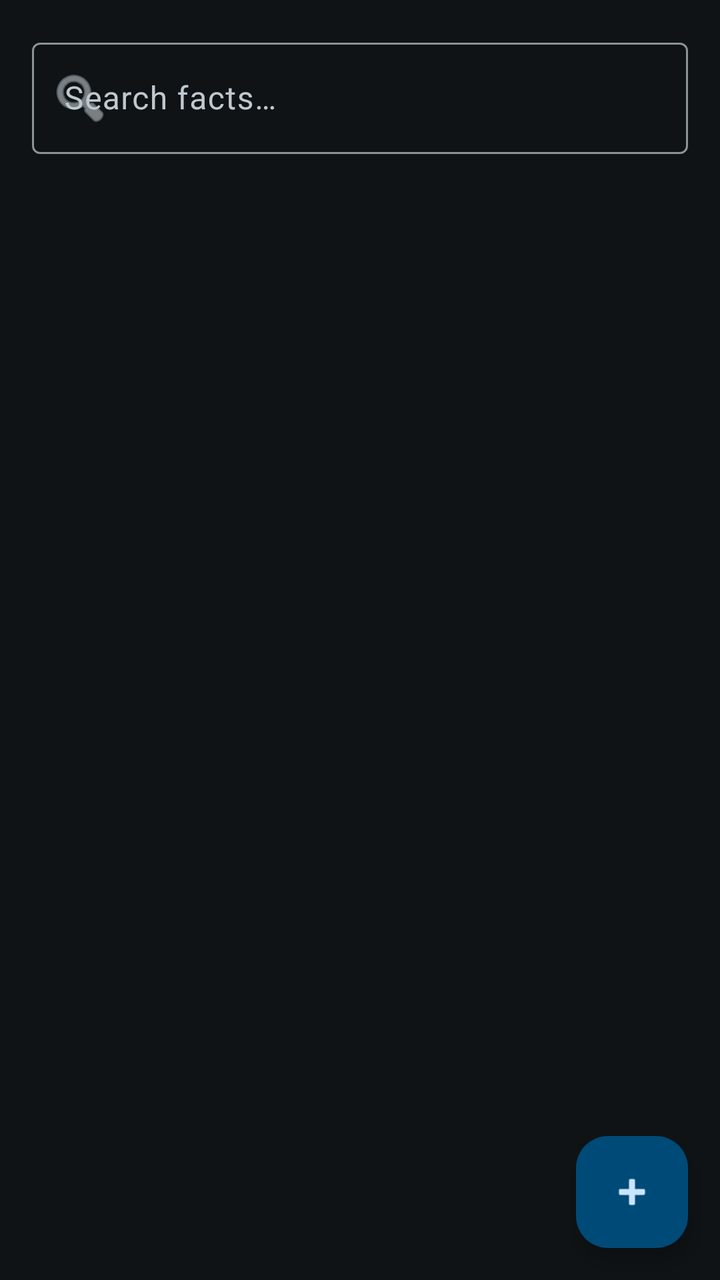
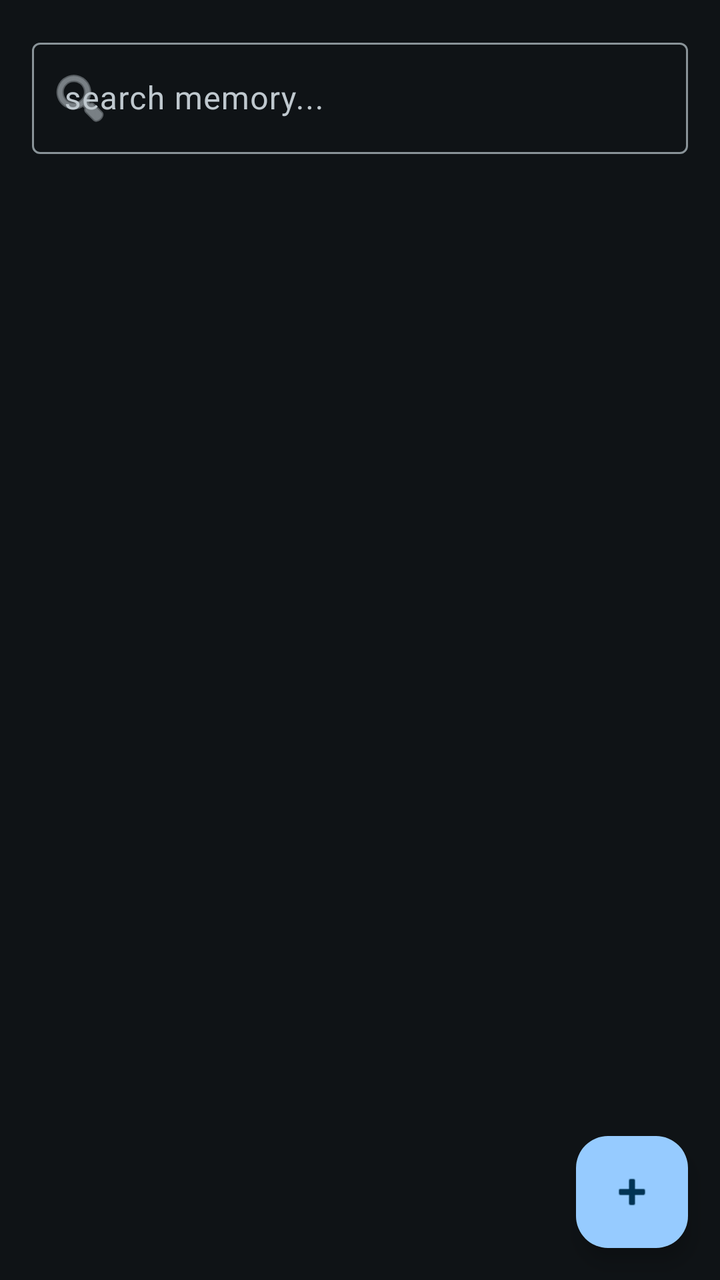

Screens rendered from an Android XML layout before and after an edit, with the pre-edit source and the edit as a unified diff.
<!-- AndroidManifest.xml: application theme Theme.RiverSong -->
<!-- res/layout/fragment_memory_facts.xml -->
<?xml version="1.0" encoding="utf-8"?>
<androidx.coordinatorlayout.widget.CoordinatorLayout
    xmlns:android="http://schemas.android.com/apk/res/android"
    xmlns:app="http://schemas.android.com/apk/res-auto"
    android:layout_width="match_parent"
    android:layout_height="match_parent">

    <LinearLayout
        android:layout_width="match_parent"
        android:layout_height="match_parent"
        android:orientation="vertical">

        <com.google.android.material.textfield.TextInputLayout
            android:id="@+id/layoutSearch"
            style="@style/Widget.Material3.TextInputLayout.OutlinedBox"
            android:layout_width="match_parent"
            android:layout_height="wrap_content"
            android:layout_margin="16dp"
            android:hint="Search facts…"
            app:startIconDrawable="@android:drawable/ic_menu_search">

            <com.google.android.material.textfield.TextInputEditText
                android:id="@+id/editTextSearch"
                android:layout_width="match_parent"
                android:layout_height="wrap_content"
                android:inputType="text"
                android:maxLines="1" />
        </com.google.android.material.textfield.TextInputLayout>

        <androidx.recyclerview.widget.RecyclerView
            android:id="@+id/recyclerViewFacts"
            android:layout_width="match_parent"
            android:layout_height="match_parent"
            android:paddingTop="8dp"
            android:paddingBottom="80dp"
            android:clipToPadding="false"
            app:layoutManager="androidx.recyclerview.widget.LinearLayoutManager" />

    </LinearLayout>

    <TextView
        android:id="@+id/textViewMemoryEmpty"
        android:layout_width="wrap_content"
        android:layout_height="wrap_content"
        android:layout_gravity="center"
        android:text="No memory facts yet.\nTap + to add one."
        android:textAlignment="center"
        android:textColor="?attr/colorOnSurfaceVariant"
        android:textSize="15sp"
        android:visibility="gone" />

    <com.google.android.material.floatingactionbutton.FloatingActionButton
        android:id="@+id/fabAddFact"
        android:layout_width="wrap_content"
        android:layout_height="wrap_content"
        android:layout_gravity="bottom|end"
        android:layout_margin="16dp"
        android:contentDescription="Add fact"
        android:src="@android:drawable/ic_input_add"
        app:elevation="6dp" />

</androidx.coordinatorlayout.widget.CoordinatorLayout>
<!-- resources referenced by this layout -->
<resources>
  <color name="rs_blue_primary">#96CBFF</color>
  <color name="rs_blue_on_primary">#003354</color>
  <color name="rs_blue_primary_container">#004A77</color>
  <color name="rs_blue_on_primary_container">#CAE6FF</color>
  <color name="rs_blue_secondary">#B6C9D9</color>
  <color name="rs_blue_on_secondary">#213242</color>
  <color name="rs_blue_secondary_container">#384959</color>
  <color name="rs_blue_on_secondary_container">#D2E5F5</color>
  <color name="rs_blue_tertiary">#D9BBFF</color>
  <color name="rs_blue_on_tertiary">#3E1F77</color>
  <color name="rs_blue_tertiary_container">#55368F</color>
  <color name="rs_blue_on_tertiary_container">#EEDCFF</color>
  <color name="rs_blue_error">#FFB4AB</color>
  <color name="rs_blue_on_error">#690005</color>
  <color name="rs_blue_error_container">#93000A</color>
  <color name="rs_blue_on_error_container">#FFDAD6</color>
  <color name="rs_blue_background">#0F1316</color>
  <color name="rs_blue_on_surface">#DEE4E9</color>
  <color name="rs_blue_surface">#0F1316</color>
  <color name="rs_blue_surface_variant">#1B2023</color>
  <color name="rs_blue_on_surface_variant">#BFC8CE</color>
  <color name="rs_blue_outline">#899398</color>
  <color name="rs_blue_outline_variant">#40484E</color>
  <color name="rs_blue_warn">#FFB86C</color>
  <style name="ShapeAppearance.RiverSong.XS" parent="">
          <item name="cornerSize">4dp</item>
      </style>
  <style name="ShapeAppearance.RiverSong.SM" parent="">
          <item name="cornerSize">8dp</item>
      </style>
  <style name="ShapeAppearance.RiverSong.MD" parent="">
          <item name="cornerSize">12dp</item>
      </style>
  <style name="ShapeAppearance.RiverSong.LG" parent="">
          <item name="cornerSize">16dp</item>
      </style>
  <style name="ShapeAppearance.RiverSong.XL" parent="">
          <item name="cornerSize">20dp</item>
      </style>
  <!-- unchanged entries left out for length: 1 -->
</resources>

<!-- the commit's change to res/layout/fragment_memory_facts.xml (unified diff, before → after) -->
@@ -1,7 +1,7 @@
 <?xml version="1.0" encoding="utf-8"?>
-<androidx.coordinatorlayout.widget.CoordinatorLayout
-    xmlns:android="http://schemas.android.com/apk/res/android"
+<androidx.coordinatorlayout.widget.CoordinatorLayout xmlns:android="http://schemas.android.com/apk/res/android"
     xmlns:app="http://schemas.android.com/apk/res-auto"
+    xmlns:tools="http://schemas.android.com/tools"
     android:layout_width="match_parent"
     android:layout_height="match_parent">
 
@@ -10,31 +10,56 @@
         android:layout_height="match_parent"
         android:orientation="vertical">
 
+        <LinearLayout
+            android:id="@+id/layoutBatchActions"
+            android:layout_width="match_parent"
+            android:layout_height="wrap_content"
+            android:orientation="horizontal"
+            android:gravity="center_vertical"
+            android:paddingHorizontal="16dp"
+            android:paddingVertical="8dp"
+            android:background="?attr/colorSecondaryContainer"
+            android:visibility="gone">
+            
+            <TextView
+                android:layout_width="0dp"
+                android:layout_height="wrap_content"
+                android:layout_weight="1"
+                android:text="Batch Actions"
+                android:textAppearance="@style/TextAppearance.Material3.LabelLarge"
+                android:textColor="?attr/colorOnSecondaryContainer" />
+
+            <com.google.android.material.button.MaterialButton
+                android:id="@+id/buttonForgetSelected"
+                style="@style/Widget.Material3.Button.TextButton"
+                android:layout_width="wrap_content"
+                android:layout_height="wrap_content"
+                android:text="FORGET (0)"
+                android:textColor="?attr/colorError" />
+        </LinearLayout>
+
         <com.google.android.material.textfield.TextInputLayout
             android:id="@+id/layoutSearch"
             style="@style/Widget.Material3.TextInputLayout.OutlinedBox"
             android:layout_width="match_parent"
             android:layout_height="wrap_content"
             android:layout_margin="16dp"
-            android:hint="Search facts…"
+            android:hint="search memory..."
             app:startIconDrawable="@android:drawable/ic_menu_search">
-
             <com.google.android.material.textfield.TextInputEditText
                 android:id="@+id/editTextSearch"
                 android:layout_width="match_parent"
-                android:layout_height="wrap_content"
-                android:inputType="text"
-                android:maxLines="1" />
+                android:layout_height="wrap_content" />
         </com.google.android.material.textfield.TextInputLayout>
 
         <androidx.recyclerview.widget.RecyclerView
             android:id="@+id/recyclerViewFacts"
             android:layout_width="match_parent"
-            android:layout_height="match_parent"
-            android:paddingTop="8dp"
-            android:paddingBottom="80dp"
+            android:layout_height="0dp"
+            android:layout_weight="1"
             android:clipToPadding="false"
-            app:layoutManager="androidx.recyclerview.widget.LinearLayoutManager" />
+            android:paddingBottom="88dp"
+            tools:listitem="@layout/item_fact" />
 
     </LinearLayout>
 
@@ -43,10 +68,10 @@
         android:layout_width="wrap_content"
         android:layout_height="wrap_content"
         android:layout_gravity="center"
-        android:text="No memory facts yet.\nTap + to add one."
-        android:textAlignment="center"
+        android:gravity="center"
+        android:text="No memory matches found."
+        android:textAppearance="@style/TextAppearance.Material3.BodyLarge"
         android:textColor="?attr/colorOnSurfaceVariant"
-        android:textSize="15sp"
         android:visibility="gone" />
 
     <com.google.android.material.floatingactionbutton.FloatingActionButton
@@ -55,8 +80,85 @@
         android:layout_height="wrap_content"
         android:layout_gravity="bottom|end"
         android:layout_margin="16dp"
-        android:contentDescription="Add fact"
         android:src="@android:drawable/ic_input_add"
-        app:elevation="6dp" />
+        app:tint="?attr/colorOnPrimary"
+        app:backgroundTint="?attr/colorPrimary"
+        android:contentDescription="Add fact" />
 
 </androidx.coordinatorlayout.widget.CoordinatorLayout>
+<!-- res/layout/item_fact.xml (included above) -->
+<?xml version="1.0" encoding="utf-8"?>
+<com.google.android.material.card.MaterialCardView xmlns:android="http://schemas.android.com/apk/res/android"
+    xmlns:app="http://schemas.android.com/apk/res-auto"
+    android:layout_width="match_parent"
+    android:layout_height="wrap_content"
+    android:layout_marginHorizontal="16dp"
+    android:layout_marginVertical="4dp"
+    app:cardCornerRadius="12dp"
+    app:cardElevation="1dp">
+
+    <LinearLayout
+        android:layout_width="match_parent"
+        android:layout_height="wrap_content"
+        android:gravity="center_vertical"
+        android:orientation="horizontal"
+        android:paddingHorizontal="12dp"
+        android:paddingVertical="10dp">
+
+        <CheckBox
+            android:id="@+id/checkBoxFact"
+            android:layout_width="wrap_content"
+            android:layout_height="wrap_content"
+            android:buttonTint="?attr/colorPrimary" />
+
+        <TextView
+            android:id="@+id/textViewFactKey"
+            android:layout_width="0dp"
+            android:layout_height="wrap_content"
+            android:layout_weight="3"
+            android:ellipsize="end"
+            android:maxLines="1"
+            android:textColor="?attr/colorPrimary"
+            android:textSize="13sp"
+            android:textStyle="bold" />
+
+        <TextView
+            android:id="@+id/textViewFactValue"
+            android:layout_width="0dp"
+            android:layout_height="wrap_content"
+            android:layout_weight="3"
+            android:ellipsize="end"
+            android:maxLines="1"
+            android:textColor="?attr/colorOnSurface"
+            android:textSize="12sp" />
+
+        <com.google.android.material.chip.Chip
+            android:id="@+id/chipFactSource"
+            style="@style/Widget.Material3.Chip.Assist.Elevated"
+            android:layout_width="0dp"
+            android:layout_height="wrap_content"
+            android:layout_weight="2"
+            android:chipMinHeight="24dp"
+            android:textSize="10sp"
+            app:chipIconVisible="false" />
+
+        <TextView
+            android:id="@+id/textViewFactDate"
+            android:layout_width="0dp"
+            android:layout_height="wrap_content"
+            android:layout_weight="2"
+            android:gravity="end"
+            android:textColor="?attr/colorOnSurfaceVariant"
+            android:textSize="11sp" />
+
+        <ImageButton
+            android:id="@+id/buttonDeleteFact"
+            android:layout_width="32dp"
+            android:layout_height="32dp"
+            android:layout_marginStart="4dp"
+            android:background="?attr/selectableItemBackgroundBorderless"
+            android:contentDescription="Delete fact"
+            android:src="@android:drawable/ic_menu_delete" />
+
+    </LinearLayout>
+</com.google.android.material.card.MaterialCardView>
